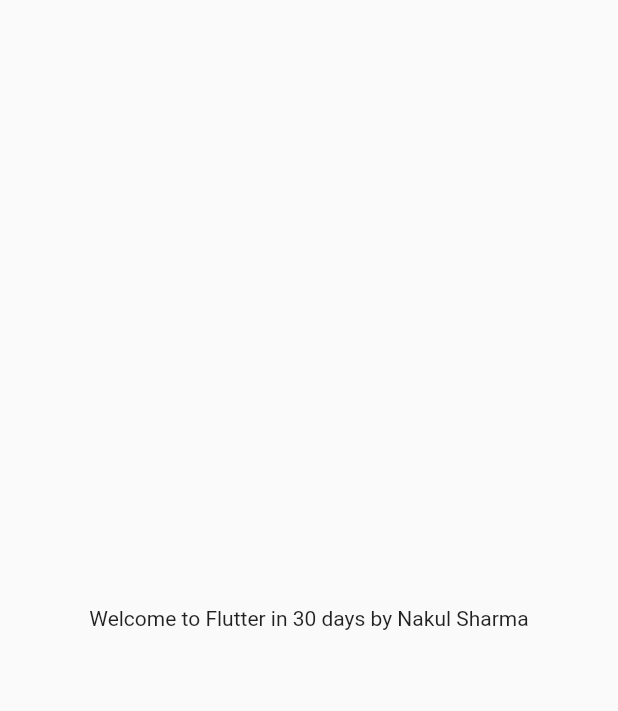
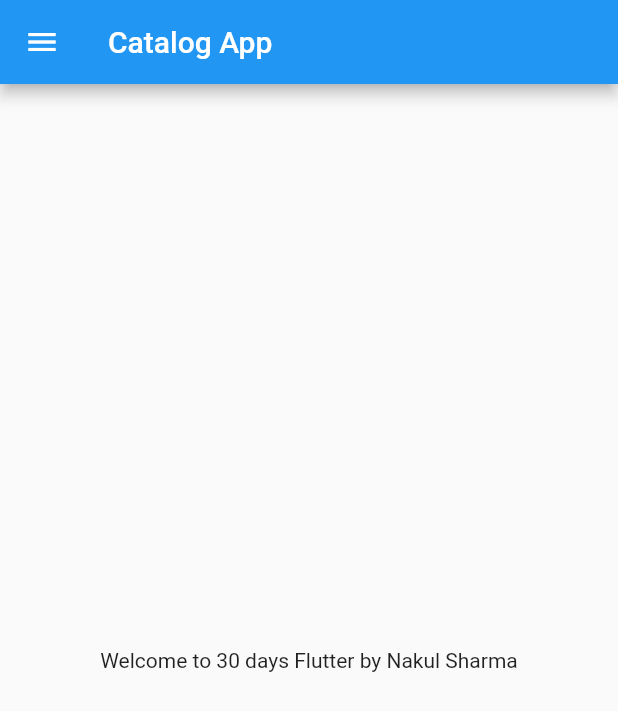
Before and after one commit to TecOrb-Developers/flutter_30_days, a Flutter app: the screen it shows after launch, on a phone screen of 412 x 824 dp. Shown: the top 711 px of the screen. Run offline on Flutter 3.47's test engine with Material 2 defaults, Android fonts, the light colour scheme and no system bars.

Commit message:
Day 2 completed

```diff
--- /dev/null
+++ b/lib/home_page.dart
@@ -0,0 +1,23 @@
+import 'package:flutter/material.dart';
+
+class HomePage extends StatelessWidget {
+  const HomePage({super.key});
+
+  @override
+  Widget build(BuildContext context) {
+    const int days = 30;
+    const String named = "Nakul Sharma";
+
+    return Scaffold(
+      appBar: AppBar(
+        title: const Text("Catalog App"),
+      ),
+      body: Center(
+        child: Container(
+          child: const Text("Welcome to $days days Flutter by $named"),
+        ),
+      ),
+      drawer: const Drawer(),
+    );
+  }
+}
--- a/lib/main.dart
+++ b/lib/main.dart
@@ -1,4 +1,5 @@
 import 'package:flutter/material.dart';
+import 'package:flutter_30_days/home_page.dart';
 
 void main() {
   runApp(const MyApp());
@@ -8,15 +9,9 @@
   const MyApp({super.key});
   @override
   Widget build(BuildContext context) {
-    int days = 30;
-    String teacher = "Nakul Sharma";
+
     return MaterialApp(
-      home: Material(
-          child: Center(
-        child: Container(
-          child: Text("Welcome to Flutter in $days days by $teacher"),
-        ),
-      )),
+      home: HomePage()
     );
   }
 }
```
